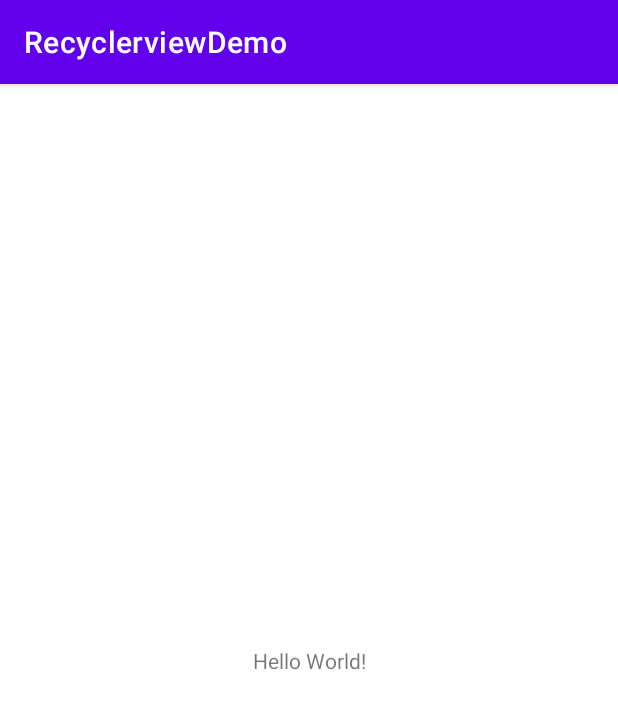
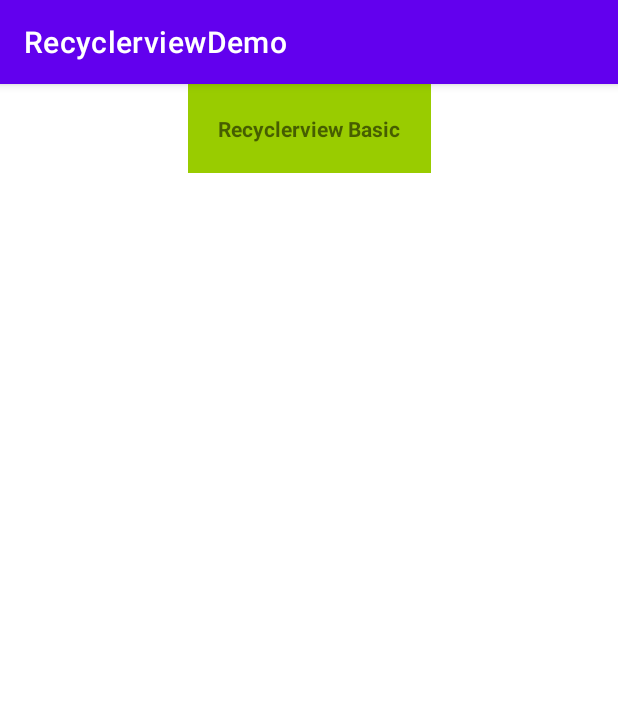
Before and after one commit to hiep97tb111/9-Recyclerview, an Android app: the screen it shows after launch (MainActivity before the commit, MainAct after it), on a phone screen of 412 x 824 dp. Shown: the top 709 px of the screen. Run offline under Robolectric (Android 15) with nearby library versions, the phone set to English and light mode, and no system bars.

Commit message:
Recyclerview Vertical Basic & Loadmore

```diff
--- a/app/src/main/AndroidManifest.xml
+++ b/app/src/main/AndroidManifest.xml
@@ -10,7 +10,7 @@
         android:supportsRtl="true"
         android:theme="@style/Theme.RecyclerviewDemo">
         <activity
-            android:name=".MainActivity"
+            android:name=".MainAct"
             android:exported="true">
             <intent-filter>
                 <action android:name="android.intent.action.MAIN" />
@@ -18,6 +18,8 @@
                 <category android:name="android.intent.category.LAUNCHER" />
             </intent-filter>
         </activity>
+
+        <activity android:name=".RecyclerviewBasicAct" android:exported="true"/>
     </application>
 
 </manifest>
--- /dev/null
+++ b/app/src/main/java/com/example/recyclerviewdemo/MainAct.kt
@@ -0,0 +1,21 @@
+package com.example.recyclerviewdemo
+
+import android.content.Intent
+import androidx.appcompat.app.AppCompatActivity
+import android.os.Bundle
+import android.widget.TextView
+
+class MainAct : AppCompatActivity() {
+    override fun onCreate(savedInstanceState: Bundle?) {
+        super.onCreate(savedInstanceState)
+        setContentView(R.layout.act_main)
+
+        initViews()
+    }
+
+    private fun initViews() {
+        findViewById<TextView>(R.id.tvRecyclerviewBasic).setOnClickListener {
+            startActivity(Intent(this, RecyclerviewBasicAct::class.java))
+        }
+    }
+}
--- /dev/null
+++ b/app/src/main/java/com/example/recyclerviewdemo/model/RecyclerviewBasicModel.kt
@@ -0,0 +1,3 @@
+package com.example.recyclerviewdemo.model
+
+data class RecyclerviewBasicModel(val counter: String)
--- /dev/null
+++ b/app/src/main/res/layout/act_main.xml
@@ -0,0 +1,21 @@
+<?xml version="1.0" encoding="utf-8"?>
+<androidx.constraintlayout.widget.ConstraintLayout xmlns:android="http://schemas.android.com/apk/res/android"
+    xmlns:app="http://schemas.android.com/apk/res-auto"
+    xmlns:tools="http://schemas.android.com/tools"
+    android:layout_width="match_parent"
+    android:layout_height="match_parent"
+    tools:context=".MainAct">
+
+    <TextView
+        android:id="@+id/tvRecyclerviewBasic"
+        android:layout_width="wrap_content"
+        android:layout_height="wrap_content"
+        app:layout_constraintStart_toStartOf="parent"
+        app:layout_constraintEnd_toEndOf="parent"
+        app:layout_constraintTop_toTopOf="parent"
+        android:text="@string/recyclerview_basic"
+        android:padding="20dp"
+        android:background="@android:color/holo_green_light"
+        android:textStyle="bold"/>
+
+</androidx.constraintlayout.widget.ConstraintLayout>
--- a/app/src/main/res/values/strings.xml
+++ b/app/src/main/res/values/strings.xml
@@ -1,3 +1,4 @@
 <resources>
     <string name="app_name">RecyclerviewDemo</string>
+    <string name="recyclerview_basic">Recyclerview Basic</string>
 </resources>
```
Also changed, not shown: app/src/main/java/com/example/recyclerviewdemo/RecyclerviewBasicAct.kt (added, +126 -0 lines), app/src/main/java/com/example/recyclerviewdemo/adapter/RecyclerviewBasicAdapter.kt (added, +44 -0 lines), app/src/main/res/layout/act_recyclerview_basic.xml (added, +11 -0 lines), app/src/main/res/layout/item_recyclerview_basic.xml (added, +26 -0 lines).
